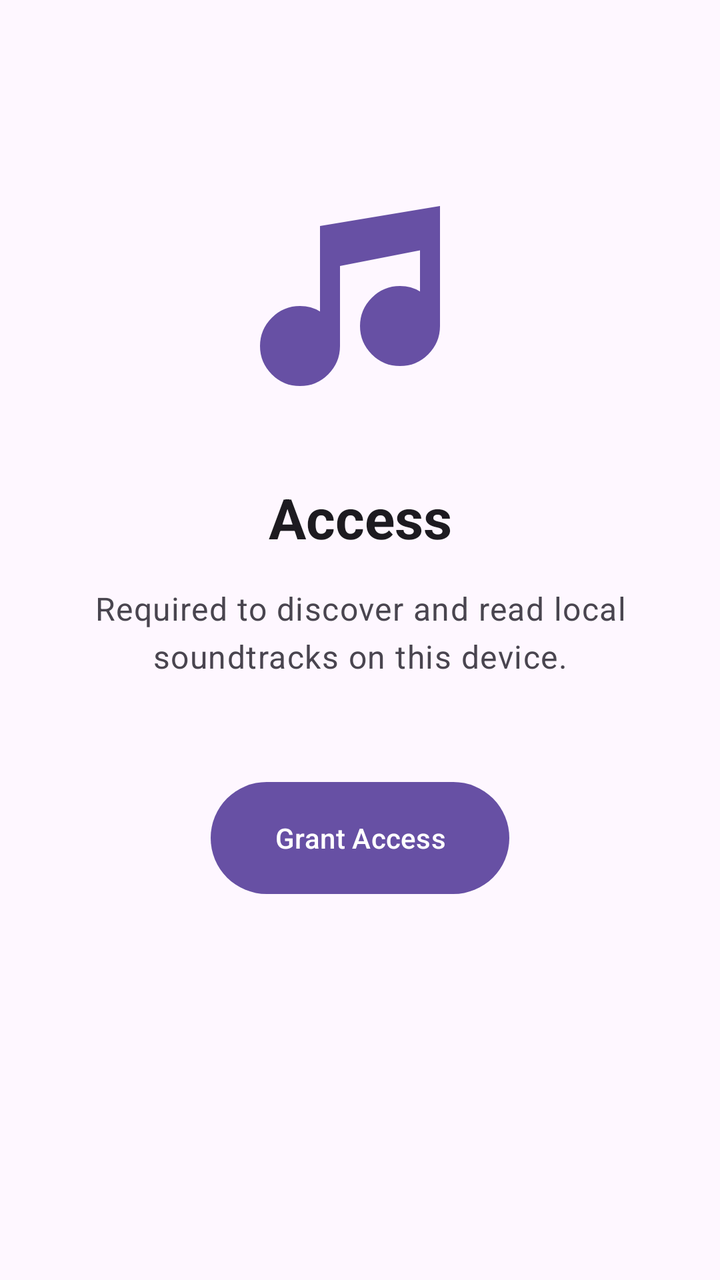
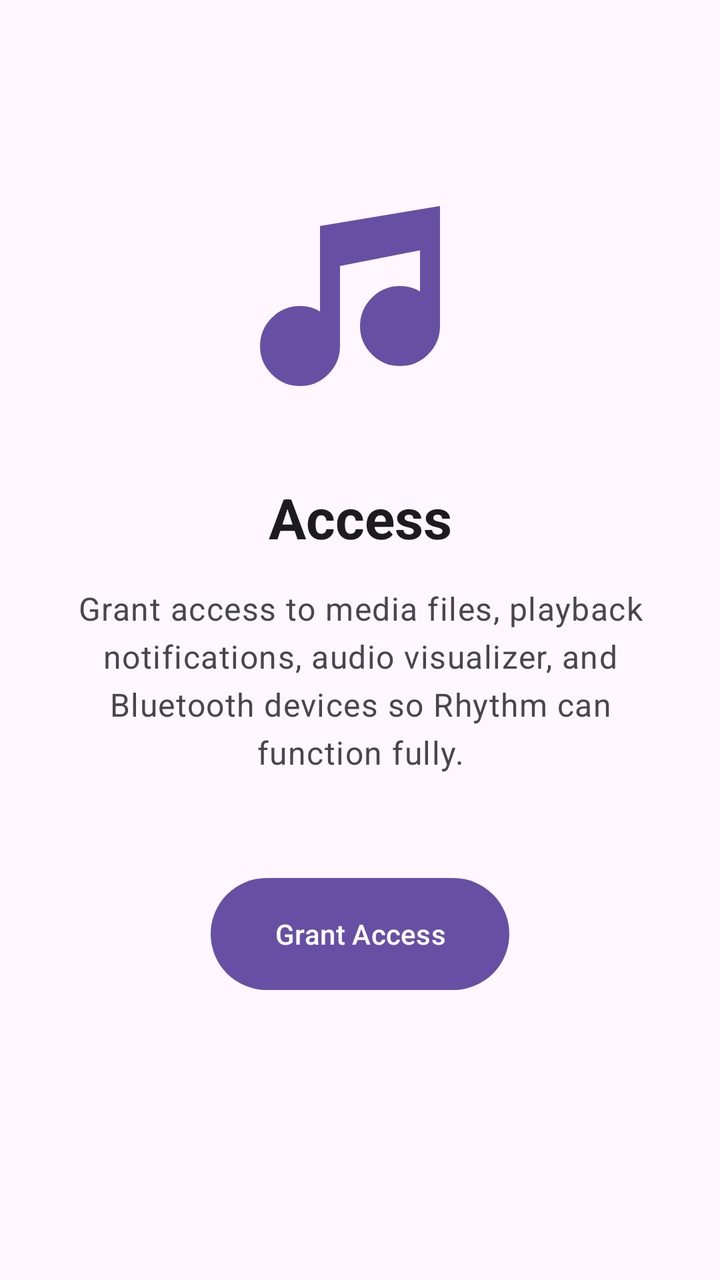

An Android layout rendered at two revisions. The XML below is the earlier revision; the diff shows what the commit changed to produce the second picture.
<!-- AndroidManifest.xml: application theme Theme_Myusiq -->
<!-- res/layout/fragment_setup_permission.xml -->
<?xml version="1.0" encoding="utf-8"?>
<androidx.constraintlayout.widget.ConstraintLayout xmlns:android="http://schemas.android.com/apk/res/android"
    xmlns:app="http://schemas.android.com/apk/res-auto"
    android:layout_width="match_parent"
    android:layout_height="match_parent"
    android:padding="24dp">

    <ImageView
        android:id="@+id/ivPermissionIllustration"
        android:layout_width="120dp"
        android:layout_height="120dp"
        android:layout_marginTop="64dp"
        android:src="@drawable/ic_music_note_2"
        app:layout_constraintEnd_toEndOf="parent"
        app:layout_constraintStart_toStartOf="parent"
        app:layout_constraintTop_toTopOf="parent"
        app:tint="?attr/colorPrimary" />

    <TextView
        android:id="@+id/tvPermissionTitle"
        android:layout_width="wrap_content"
        android:layout_height="wrap_content"
        android:layout_marginTop="32dp"
        android:text="@string/step_access"
        android:textAppearance="?attr/textAppearanceHeadlineMedium"
        android:textStyle="bold"
        app:layout_constraintEnd_toEndOf="parent"
        app:layout_constraintStart_toStartOf="parent"
        app:layout_constraintTop_toBottomOf="@id/ivPermissionIllustration" />

    <TextView
        android:id="@+id/tvPermissionDesc"
        android:layout_width="match_parent"
        android:layout_height="wrap_content"
        android:layout_marginTop="16dp"
        android:gravity="center"
        android:text="@string/media_access_desc"
        android:textAppearance="?attr/textAppearanceBodyLarge"
        android:textColor="?attr/colorOnSurfaceVariant"
        app:layout_constraintTop_toBottomOf="@id/tvPermissionTitle" />

    <com.google.android.material.button.MaterialButton
        android:id="@+id/btnGrantPermission"
        android:layout_width="wrap_content"
        android:layout_height="64dp"
        android:layout_marginTop="48dp"
        android:paddingHorizontal="32dp"
        android:text="@string/grant_access"
        app:cornerRadius="32dp"
        app:layout_constraintEnd_toEndOf="parent"
        app:layout_constraintStart_toStartOf="parent"
        app:layout_constraintTop_toBottomOf="@id/tvPermissionDesc" />

</androidx.constraintlayout.widget.ConstraintLayout>
<!-- resources referenced by this layout -->
<resources>
  <!-- drawable ic_music_note_2 (drawable) -->
  <vector xmlns:android="http://schemas.android.com/apk/res/android"
      android:width="24dp"
      android:height="24dp"
      android:viewportWidth="960"
      android:viewportHeight="960"
      android:tint="?attr/colorOnSurfaceVariant">
        
      <path android:fillColor="@android:color/white" android:pathData="M127,793Q80,746 80,680Q80,614 127,567Q174,520 240,520Q263,520 282.5,525.5Q302,531 320,542L320,200L800,120L800,600Q800,666 753,713Q706,760 640,760Q574,760 527,713Q480,666 480,600Q480,534 527,487Q574,440 640,440Q663,440 682.5,445.5Q702,451 720,462L720,297L400,360L400,680Q400,746 353,793Q306,840 240,840Q174,840 127,793Z"/>
      
  </vector>
  <string name="grant_access">Grant Access</string>
  <string name="media_access_desc">Required to discover and read local soundtracks on this device.</string>
  <string name="step_access">Access</string>
  <style name="Theme_Myusiq" parent="Base.Theme_Myusiq">
          <item name="colorPrimary">@color/md_theme_default_primary</item>
      </style>
  <style name="Base.Theme_Myusiq" parent="Theme.Material3.DayNight.NoActionBar">
          <item name="android:navigationBarColor">@android:color/transparent</item>
          <item name="android:statusBarColor">@android:color/transparent</item>
          <item name="android:windowTranslucentStatus">false</item>
          <item name="android:windowTranslucentNavigation">false</item>
          <item name="android:windowDrawsSystemBarBackgrounds">true</item>
      </style>
  <color name="md_theme_default_primary">#6750A4</color>
</resources>

<!-- the commit's change to res/layout/fragment_setup_permission.xml (unified diff, before → after) -->
@@ -34,7 +34,7 @@
         android:layout_height="wrap_content"
         android:layout_marginTop="16dp"
         android:gravity="center"
-        android:text="@string/media_access_desc"
+        android:text="@string/all_permissions_desc"
         android:textAppearance="?attr/textAppearanceBodyLarge"
         android:textColor="?attr/colorOnSurfaceVariant"
         app:layout_constraintTop_toBottomOf="@id/tvPermissionTitle" />
<!-- resource entries referenced after the edit -->
@@ -11,8 +11,8 @@
       <path android:fillColor="@android:color/white" android:pathData="M127,793Q80,746 80,680Q80,614 127,567Q174,520 240,520Q263,520 282.5,525.5Q302,531 320,542L320,200L800,120L800,600Q800,666 753,713Q706,760 640,760Q574,760 527,713Q480,666 480,600Q480,534 527,487Q574,440 640,440Q663,440 682.5,445.5Q702,451 720,462L720,297L400,360L400,680Q400,746 353,793Q306,840 240,840Q174,840 127,793Z"/>
       
   </vector>
+  <string name="all_permissions_desc">Grant access to media files, playback notifications, audio visualizer, and Bluetooth devices so Rhythm can function fully.</string>
   <string name="grant_access">Grant Access</string>
-  <string name="media_access_desc">Required to discover and read local soundtracks on this device.</string>
   <string name="step_access">Access</string>
   <style name="Theme_Myusiq" parent="Base.Theme_Myusiq">
           <item name="colorPrimary">@color/md_theme_default_primary</item>
